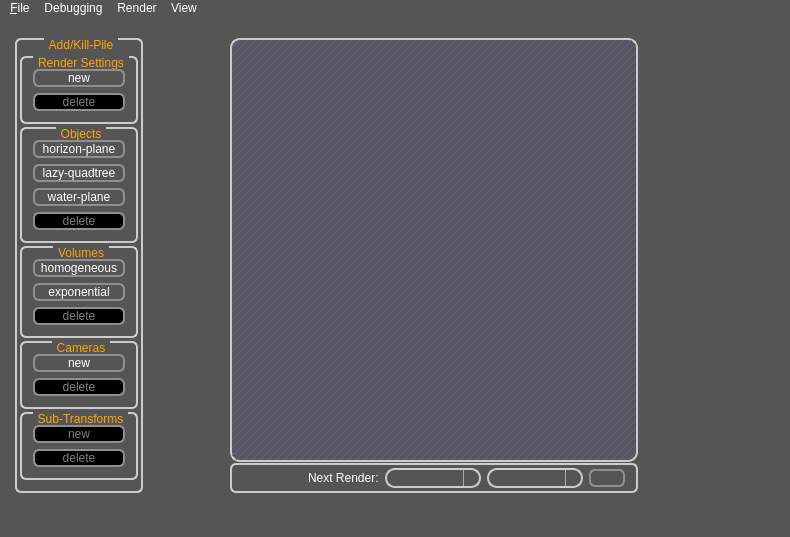
Before: the Qt Designer form qt-frontend/SimplexGui/mainwindow.ui in phresnel/picogen, drawn with Qt 5.
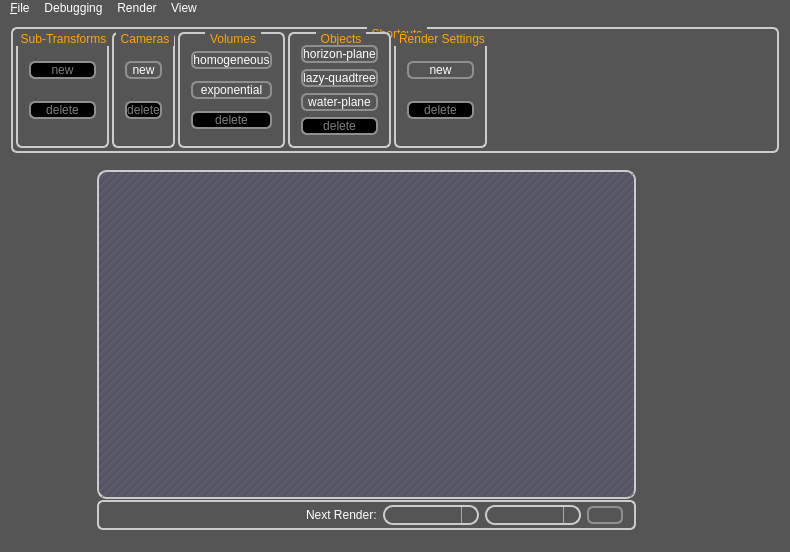
After: the same form once the commit is applied. Icons and pictures are not drawn. Custom widgets are drawn as their Qt base class.

Commit message: have a fullscreen-function / tweak layout

```diff
--- a/qt-frontend/SimplexGui/mainwindow.ui
+++ b/qt-frontend/SimplexGui/mainwindow.ui
@@ -7,7 +7,7 @@
     <x>0</x>
     <y>0</y>
     <width>790</width>
-    <height>515</height>
+    <height>552</height>
    </rect>
   </property>
   <property name="windowTitle">
@@ -223,25 +223,12 @@
   <widget class="QWidget" name="centralWidget">
    <layout class="QVBoxLayout" name="verticalLayout_2">
     <item>
-     <widget class="QSplitter" name="splitter">
-      <property name="orientation">
-       <enum>Qt::Horizontal</enum>
-      </property>
-      <widget class="QWidget" name="layoutWidget">
-       <layout class="QHBoxLayout" name="horizontalLayout_3">
-        <property name="leftMargin">
-         <number>4</number>
-        </property>
-        <property name="rightMargin">
-         <number>4</number>
-        </property>
-        <item>
          <widget class="QGroupBox" name="commandPileGroupBox">
           <property name="enabled">
            <bool>true</bool>
           </property>
           <property name="sizePolicy">
-           <sizepolicy hsizetype="Preferred" vsizetype="Preferred">
+       <sizepolicy hsizetype="Preferred" vsizetype="Maximum">
             <horstretch>0</horstretch>
             <verstretch>0</verstretch>
            </sizepolicy>
@@ -252,40 +239,108 @@
             <height>0</height>
            </size>
           </property>
+      <property name="font">
+       <font>
+        <weight>50</weight>
+        <bold>false</bold>
+       </font>
+      </property>
           <property name="title">
-           <string>Add/Kill-Pile</string>
-          </property>
-          <layout class="QVBoxLayout" name="verticalLayout">
+       <string>Shortcuts</string>
+      </property>
+      <layout class="QHBoxLayout" name="horizontalLayout">
            <property name="spacing">
             <number>3</number>
            </property>
-           <property name="leftMargin">
+       <property name="margin">
             <number>3</number>
            </property>
-           <property name="topMargin">
-            <number>16</number>
-           </property>
-           <property name="rightMargin">
-            <number>3</number>
-           </property>
+       <item>
+        <widget class="QGroupBox" name="groupBox_7">
+         <property name="title">
+          <string>Sub-Transforms</string>
+         </property>
+         <layout class="QGridLayout" name="gridLayout_5">
+          <item row="0" column="0">
+           <widget class="QPushButton" name="newSubTransformButton">
+            <property name="enabled">
+             <bool>false</bool>
+            </property>
+            <property name="text">
+             <string>new</string>
+            </property>
+           </widget>
+          </item>
+          <item row="1" column="0">
+           <widget class="QPushButton" name="deleteSubTransformButton">
+            <property name="enabled">
+             <bool>false</bool>
+            </property>
+            <property name="text">
+             <string>delete</string>
+            </property>
+           </widget>
+          </item>
+         </layout>
+        </widget>
+       </item>
            <item>
-            <widget class="QGroupBox" name="groupBox_5">
+        <widget class="QGroupBox" name="groupBox_6">
              <property name="title">
-              <string>Render Settings</string>
-             </property>
-             <layout class="QGridLayout" name="gridLayout_4">
-              <item row="1" column="0">
-               <widget class="QPushButton" name="newRsButton">
+          <string>Cameras</string>
+         </property>
+         <layout class="QGridLayout" name="gridLayout_6">
+          <item row="0" column="0">
+           <widget class="QPushButton" name="newCameraButton">
                 <property name="enabled">
                  <bool>true</bool>
                 </property>
                 <property name="text">
                  <string>new</string>
+            </property>
+           </widget>
+          </item>
+          <item row="1" column="0">
+           <widget class="QPushButton" name="deleteCameraButton">
+            <property name="enabled">
+             <bool>false</bool>
+            </property>
+            <property name="text">
+             <string>delete</string>
+            </property>
+           </widget>
+          </item>
+         </layout>
+        </widget>
+       </item>
+       <item>
+        <widget class="QGroupBox" name="groupBox_4">
+         <property name="title">
+          <string>Volumes</string>
+         </property>
+         <layout class="QGridLayout" name="gridLayout_3">
+          <item row="0" column="0">
+           <widget class="QPushButton" name="newHomogeneousVolumeButton">
+            <property name="enabled">
+             <bool>true</bool>
+            </property>
+            <property name="text">
+             <string>homogeneous</string>
+            </property>
+           </widget>
+          </item>
+          <item row="1" column="0">
+           <widget class="QPushButton" name="newExponentialVolumeButton">
+            <property name="enabled">
+             <bool>true</bool>
+            </property>
+            <property name="text">
+             <string>exponential</string>
                 </property>
                </widget>
               </item>
               <item row="2" column="0">
-               <widget class="QPushButton" name="deleteRsButton">
+           <widget class="QPushButton" name="deleteVolumeButton">
                 <property name="enabled">
                  <bool>false</bool>
                 </property>
@@ -347,33 +402,23 @@
             </widget>
            </item>
            <item>
-            <widget class="QGroupBox" name="groupBox_4">
+        <widget class="QGroupBox" name="groupBox_5">
              <property name="title">
-              <string>Volumes</string>
-             </property>
-             <layout class="QGridLayout" name="gridLayout_3">
-              <item row="0" column="0">
-               <widget class="QPushButton" name="newHomogeneousVolumeButton">
-                <property name="enabled">
-                 <bool>true</bool>
-                </property>
-                <property name="text">
-                 <string>homogeneous</string>
-                </property>
-               </widget>
-              </item>
+          <string>Render Settings</string>
+         </property>
+         <layout class="QGridLayout" name="gridLayout_4">
               <item row="1" column="0">
-               <widget class="QPushButton" name="newExponentialVolumeButton">
+           <widget class="QPushButton" name="newRsButton">
                 <property name="enabled">
                  <bool>true</bool>
                 </property>
                 <property name="text">
-                 <string>exponential</string>
+             <string>new</string>
                 </property>
                </widget>
               </item>
               <item row="2" column="0">
-               <widget class="QPushButton" name="deleteVolumeButton">
+           <widget class="QPushButton" name="deleteRsButton">
                 <property name="enabled">
                  <bool>false</bool>
                 </property>
@@ -386,72 +431,14 @@
             </widget>
            </item>
            <item>
-            <widget class="QGroupBox" name="groupBox_6">
-             <property name="title">
-              <string>Cameras</string>
-             </property>
-             <layout class="QGridLayout" name="gridLayout_6">
-              <item row="0" column="0">
-               <widget class="QPushButton" name="newCameraButton">
-                <property name="enabled">
-                 <bool>true</bool>
-                </property>
-                <property name="text">
-                 <string>new</string>
-                </property>
-               </widget>
-              </item>
-              <item row="1" column="0">
-               <widget class="QPushButton" name="deleteCameraButton">
-                <property name="enabled">
-                 <bool>false</bool>
-                </property>
-                <property name="text">
-                 <string>delete</string>
-                </property>
-               </widget>
-              </item>
-             </layout>
-            </widget>
-           </item>
-           <item>
-            <widget class="QGroupBox" name="groupBox_7">
-             <property name="title">
-              <string>Sub-Transforms</string>
-             </property>
-             <layout class="QGridLayout" name="gridLayout_5">
-              <item row="0" column="0">
-               <widget class="QPushButton" name="newSubTransformButton">
-                <property name="enabled">
-                 <bool>false</bool>
-                </property>
-                <property name="text">
-                 <string>new</string>
-                </property>
-               </widget>
-              </item>
-              <item row="1" column="0">
-               <widget class="QPushButton" name="deleteSubTransformButton">
-                <property name="enabled">
-                 <bool>false</bool>
-                </property>
-                <property name="text">
-                 <string>delete</string>
-                </property>
-               </widget>
-              </item>
-             </layout>
-            </widget>
-           </item>
-           <item>
-            <spacer name="verticalSpacer">
+        <spacer name="horizontalSpacer_2">
              <property name="orientation">
-              <enum>Qt::Vertical</enum>
+          <enum>Qt::Horizontal</enum>
              </property>
              <property name="sizeHint" stdset="0">
               <size>
-               <width>20</width>
-               <height>40</height>
+           <width>40</width>
+           <height>20</height>
               </size>
              </property>
             </spacer>
@@ -459,6 +446,19 @@
           </layout>
          </widget>
         </item>
+    <item>
+     <widget class="QSplitter" name="splitter">
+      <property name="orientation">
+       <enum>Qt::Horizontal</enum>
+      </property>
+      <widget class="QWidget" name="layoutWidget">
+       <layout class="QHBoxLayout" name="horizontalLayout_3">
+        <property name="leftMargin">
+         <number>4</number>
+        </property>
+        <property name="rightMargin">
+         <number>4</number>
+        </property>
         <item>
          <widget class="QtTreePropertyBrowser" name="settings" native="true">
           <property name="sizePolicy">
@@ -657,7 +657,6 @@
    <addaction name="menuRender"/>
    <addaction name="menuView"/>
   </widget>
-  <widget class="QStatusBar" name="statusBar"/>
   <action name="actionShow_redshift_job_code">
    <property name="text">
     <string>Show redshift-job code</string>
```
Left out of the diff: 19 changed lines with no effect on the pictures. Lines whose indentation alone changed are shown as unchanged. The commit also changes 2 other files.
